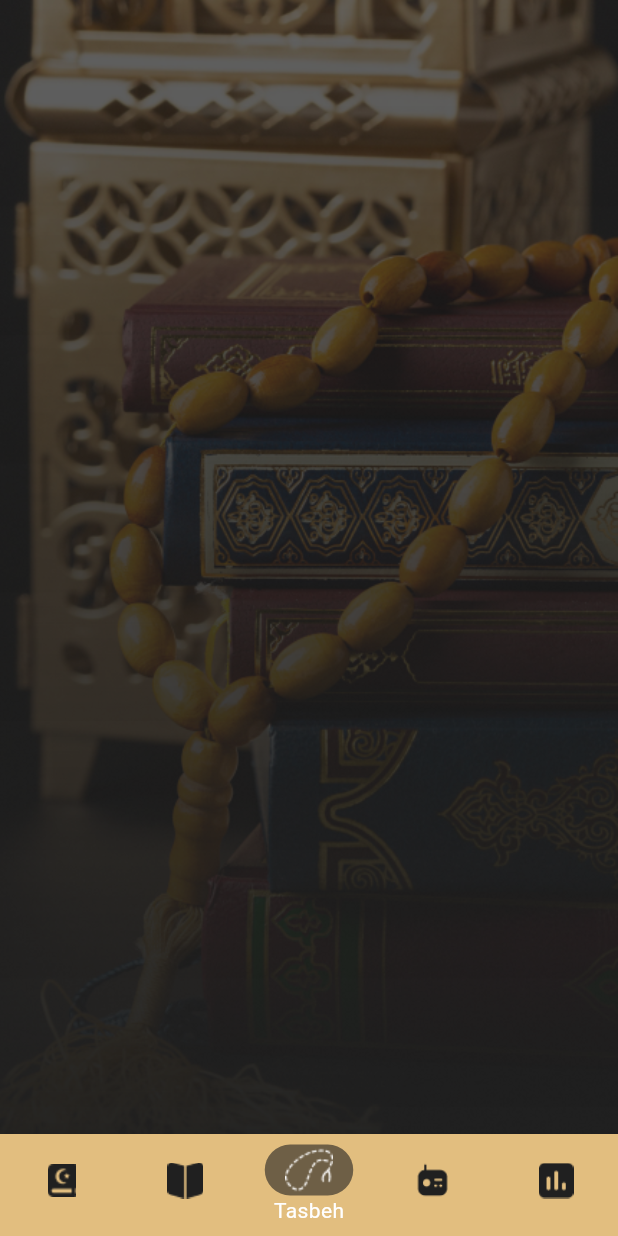
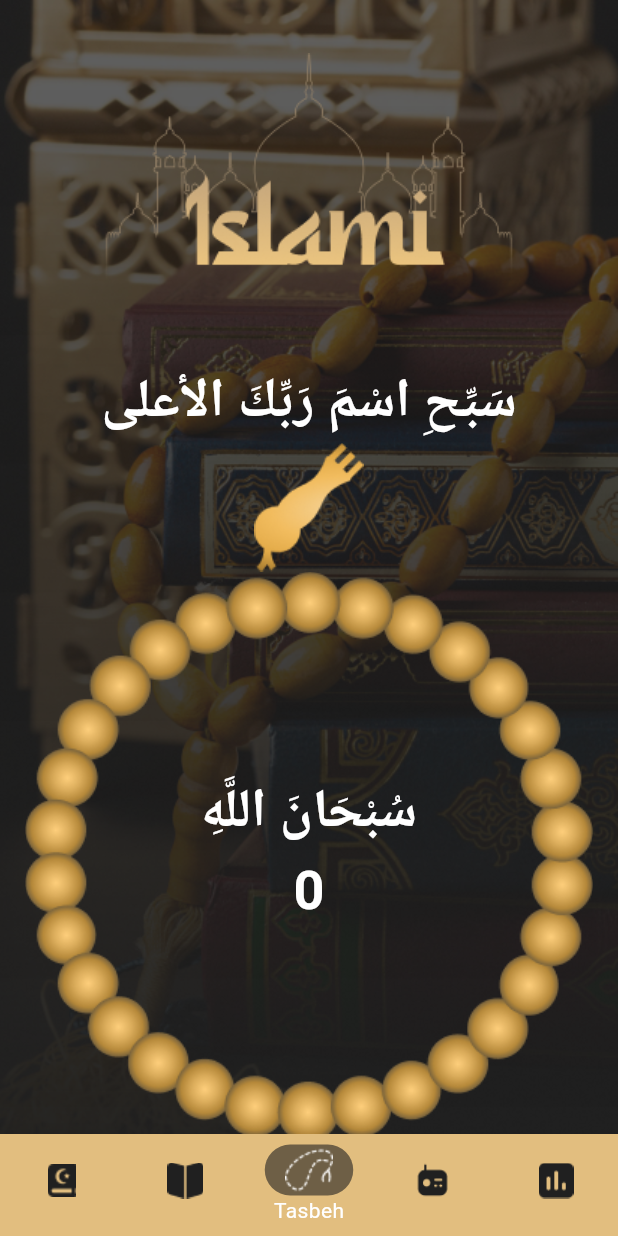
Before and after one commit to maimoussa22/Islamic-App, a Flutter app: the screen it shows after launch, item 3 of the bottom bar chosen, on a phone screen of 412 x 824 dp. Run offline on Flutter 3.47's test engine with Material 3 defaults, Android fonts, the phone set to English and light mode, and no system bars; our stand-ins replace carousel_slider.

Commit message:
Added Sebha Screen.

```diff
--- a/lib/home/tasbehScreen/tasbeh_tab.dart
+++ b/lib/home/tasbehScreen/tasbeh_tab.dart
@@ -1,12 +1,89 @@
 import 'package:flutter/cupertino.dart';
 import 'package:flutter/material.dart';
+import 'package:islami_project/app_Colors.dart';
 
-class TasbehTab extends StatelessWidget {
-  const TasbehTab({super.key});
+class TasbehTab extends StatefulWidget {
+   TasbehTab({super.key});
+
+  @override
+  State<TasbehTab> createState() => _TasbehTabState();
+}
+
+class _TasbehTabState extends State<TasbehTab> {
+  double turns =0.0;
+  int counter =0;
+  int index =0;
+  List<String> tasbeh = ['سُبْحَانَ اللَّهِ ','الْحَمْدُ للّهِ َ',
+    'الْلَّهُ أَكْبَرُ ِ','لَا إِلَهَ إِلَّا اللَّهُ '];
+
+  void incrementCounter(){
+    setState(() {
+      turns += 1/24;
+      counter++;
+      if(counter == 33){
+        counter = 0;
+        index = (index + 1) % tasbeh.length;
+      }
+    });
+  }
+
 
   @override
   Widget build(BuildContext context) {
-    return Container(
+    return Column(
+      crossAxisAlignment: CrossAxisAlignment.stretch,
+      children: [
+        Image.asset('assets/images/islamiLogo.png'),
+        Text('سَبِّحِ اسْمَ رَبِّكَ الأعلى',
+        textAlign: TextAlign.center,
+        style: TextStyle(
+          fontSize: 36,
+          fontWeight: FontWeight.bold,
+          color: AppColors.whiteColor
+        ),
+        ),
+        Stack(
+          alignment: Alignment.center,
+          children: [
+            Column(
+              children: [
+                Image.asset('assets/images/sebhaCon.png'),
+                AnimatedRotation(turns: turns,
+                duration: Duration(seconds: 1),
+                child: InkWell(
+                    onTap: incrementCounter,
+                    child: Image.asset('assets/images/sebhaBody.png')
+                ),
+                ),
+              ],
+            ),
+            Positioned(
+              top: 220,
+              child: Column(
+                mainAxisAlignment: MainAxisAlignment.center,
+                children: [
+                  Text('${tasbeh[index]}',
+                    textAlign: TextAlign.center,
+                    style: TextStyle(
+                        fontSize: 36,
+                        fontWeight: FontWeight.bold,
+                        color: AppColors.whiteColor
+                    ),
+                  ),
+                  Text('$counter',
+                    textAlign: TextAlign.center,
+                    style: TextStyle(
+                        fontSize: 36,
+                        fontWeight: FontWeight.bold,
+                        color: AppColors.whiteColor
+                    ),
+                  ),
+                ],
+              ),
+            ),
+          ],
+        ),
+      ],
     );
   }
 }
```
Also changed, not shown: assets/images/image 2x/sebhaBody@2x.png (added), assets/images/image 2x/sebhaCon@2x.png (added), assets/images/image 3x/sebhaBody@3x.png (added), assets/images/image 3x/sebhaCon@3x.png (added), assets/images/sebhaBody.png (added), assets/images/sebhaCon.png (added).
